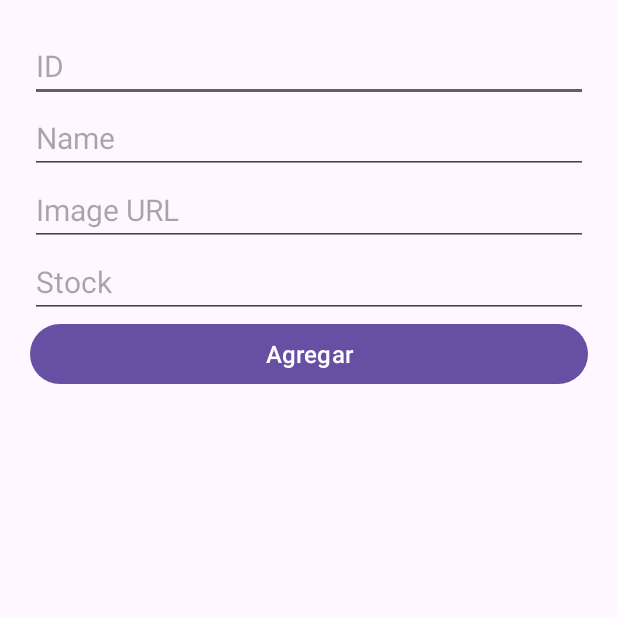
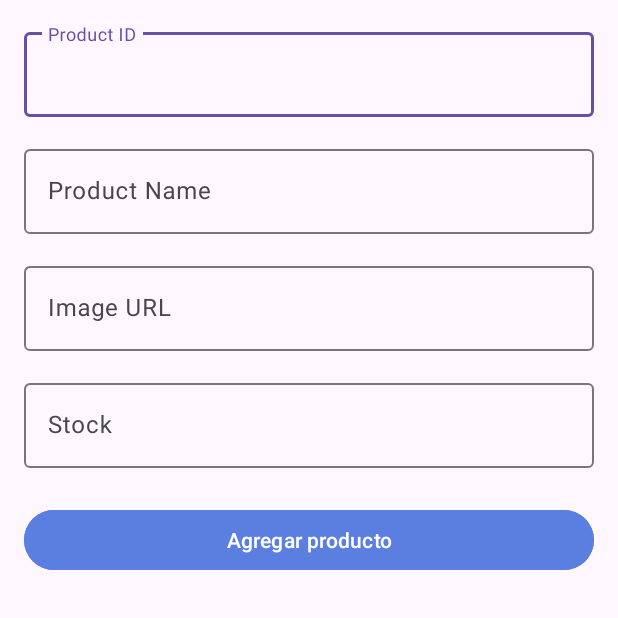
Before and after one commit to Kevingg06/RefactoringLife5_crud, an Android app: the fragment AddFragment shown on its own in the app's theme, on a phone screen of 412 x 824 dp, the top half of it. Run offline under Robolectric (Android 15) with nearby library versions, the phone set to English and light mode, and no system bars; our stand-ins replace data binding.

Commit message:
conexión con fragment y diseño

```diff
--- a/app/src/main/res/layout/fragment_add.xml
+++ b/app/src/main/res/layout/fragment_add.xml
@@ -1,61 +1,6 @@
 <?xml version="1.0" encoding="utf-8"?>
+
 <!--
-<androidx.constraintlayout.widget.ConstraintLayout xmlns:android="http://schemas.android.com/apk/res/android"
-    android:layout_width="match_parent"
-    android:layout_height="match_parent"
-    xmlns:tools="http://schemas.android.com/tools"
-    tools:context=".ui.AddFragment">
-
-&lt;!&ndash;    <data>
-        <variable
-            name="viewModel"
-            type="com.example.myapplication.ui.ProductViewModel" />
-    </data>&ndash;&gt;
-
-    <LinearLayout
-        android:layout_width="match_parent"
-        android:layout_height="match_parent"
-        android:orientation="vertical"
-        android:padding="16dp">
-
-        <EditText
-            android:id="@+id/idEditText"
-            android:layout_width="match_parent"
-            android:layout_height="wrap_content"
-            android:textSize="20dp"
-            android:hint="ID" />
-
-        <EditText
-            android:id="@+id/nameEditText"
-            android:layout_width="match_parent"
-            android:layout_height="wrap_content"
-            android:textSize="20dp"
-            android:hint="Name" />
-
-        <EditText
-            android:id="@+id/imageEditText"
-            android:layout_width="match_parent"
-            android:layout_height="wrap_content"
-            android:textSize="20dp"
-            android:hint="Image URL" />
-
-        <EditText
-            android:id="@+id/stockEditText"
-            android:layout_width="match_parent"
-            android:layout_height="wrap_content"
-            android:textSize="20dp"
-            android:hint="Stock" />
-
-        <Button
-            android:id="@+id/addButton"
-            android:layout_width="match_parent"
-            android:layout_height="wrap_content"
-            android:textSize="16dp"
-            android:text="Add Product" />
-    </LinearLayout>
-
-</androidx.constraintlayout.widget.ConstraintLayout>-->
-
 <layout xmlns:android="http://schemas.android.com/apk/res/android"
     xmlns:app="http://schemas.android.com/apk/res-auto">
 
@@ -121,4 +66,96 @@
             app:layout_constraintEnd_toEndOf="parent" />
 
     </androidx.constraintlayout.widget.ConstraintLayout>
+</layout>-->
+
+<layout xmlns:android="http://schemas.android.com/apk/res/android"
+    xmlns:app="http://schemas.android.com/apk/res-auto"
+    xmlns:tools="http://schemas.android.com/tools">
+    <data>
+        <variable
+            name="viewModel"
+            type="com.example.myapplication.ui.ProductViewModel" />
+    </data>
+    <androidx.constraintlayout.widget.ConstraintLayout
+        android:layout_width="match_parent"
+        android:layout_height="match_parent"
+        android:padding="16dp"
+        tools:context=".AddFragment">
+
+        <com.google.android.material.textfield.TextInputLayout
+            android:id="@+id/idInputLayout"
+            android:layout_width="0dp"
+            android:layout_height="wrap_content"
+            app:layout_constraintStart_toStartOf="parent"
+            app:layout_constraintEnd_toEndOf="parent"
+            app:layout_constraintTop_toTopOf="parent"
+            android:hint="Product ID">
+
+            <com.google.android.material.textfield.TextInputEditText
+                android:id="@+id/idEditText"
+                android:layout_width="match_parent"
+                android:layout_height="wrap_content" />
+        </com.google.android.material.textfield.TextInputLayout>
+
+        <com.google.android.material.textfield.TextInputLayout
+            android:id="@+id/nameInputLayout"
+            android:layout_width="0dp"
+            android:layout_height="wrap_content"
+            app:layout_constraintStart_toStartOf="parent"
+            app:layout_constraintEnd_toEndOf="parent"
+            app:layout_constraintTop_toBottomOf="@id/idInputLayout"
+            android:hint="Product Name"
+            android:layout_marginTop="16dp">
+
+            <com.google.android.material.textfield.TextInputEditText
+                android:id="@+id/nameEditText"
+                android:layout_width="match_parent"
+                android:layout_height="wrap_content" />
+        </com.google.android.material.textfield.TextInputLayout>
+
+        <com.google.android.material.textfield.TextInputLayout
+            android:id="@+id/imageInputLayout"
+            android:layout_width="0dp"
+            android:layout_height="wrap_content"
+            app:layout_constraintStart_toStartOf="parent"
+            app:layout_constraintEnd_toEndOf="parent"
+            app:layout_constraintTop_toBottomOf="@id/nameInputLayout"
+            android:hint="Image URL"
+            android:layout_marginTop="16dp">
+
+            <com.google.android.material.textfield.TextInputEditText
+                android:id="@+id/imageEditText"
+                android:layout_width="match_parent"
+                android:layout_height="wrap_content" />
+        </com.google.android.material.textfield.TextInputLayout>
+
+        <com.google.android.material.textfield.TextInputLayout
+            android:id="@+id/stockInputLayout"
+            android:layout_width="0dp"
+            android:layout_height="wrap_content"
+            app:layout_constraintStart_toStartOf="parent"
+            app:layout_constraintEnd_toEndOf="parent"
+            app:layout_constraintTop_toBottomOf="@id/imageInputLayout"
+            android:hint="Stock"
+            android:layout_marginTop="16dp">
+
+            <com.google.android.material.textfield.TextInputEditText
+                android:id="@+id/stockEditText"
+                android:layout_width="match_parent"
+                android:layout_height="wrap_content"
+                android:inputType="number" />
+        </com.google.android.material.textfield.TextInputLayout>
+
+        <com.google.android.material.button.MaterialButton
+            android:id="@+id/addButton"
+            android:layout_width="0dp"
+            android:layout_height="wrap_content"
+            android:layout_marginTop="24dp"
+            app:layout_constraintStart_toStartOf="parent"
+            app:layout_constraintEnd_toEndOf="parent"
+            app:layout_constraintTop_toBottomOf="@id/stockInputLayout"
+            android:backgroundTint="@color/azul"
+            android:text="Agregar producto" />
+
+    </androidx.constraintlayout.widget.ConstraintLayout>
 </layout>
--- a/app/src/main/res/navigation/mobile_navigation.xml
+++ b/app/src/main/res/navigation/mobile_navigation.xml
@@ -12,10 +12,10 @@
         tools:layout="@layout/fragment_home" />
 
     <fragment
-        android:id="@+id/nav_gallery"
-        android:name="com.example.myapplication.ui.ui.add.GalleryFragment"
-        android:label="@string/menu_gallery"
-        tools:layout="@layout/fragment_gallery" />
+        android:id="@+id/nav_add"
+        android:name="com.example.myapplication.ui.ui.add.AddFragment"
+        android:label="@string/menu_add"
+        tools:layout="@layout/fragment_add" />
 
     <fragment
         android:id="@+id/nav_slideshow"
--- a/app/src/main/res/values/colors.xml
+++ b/app/src/main/res/values/colors.xml
@@ -2,4 +2,5 @@
 <resources>
     <color name="black">#FF000000</color>
     <color name="white">#FFFFFFFF</color>
+    <color name="azul">#5B7FE0</color>
 </resources>
--- a/app/src/main/res/values/strings.xml
+++ b/app/src/main/res/values/strings.xml
@@ -9,6 +9,6 @@
     <string name="action_settings">Settings</string>
 
     <string name="menu_home">Home</string>
-    <string name="menu_gallery">Gallery</string>
+    <string name="menu_add">Añadir producto</string>
     <string name="menu_slideshow">Slideshow</string>
 </resources>
```
